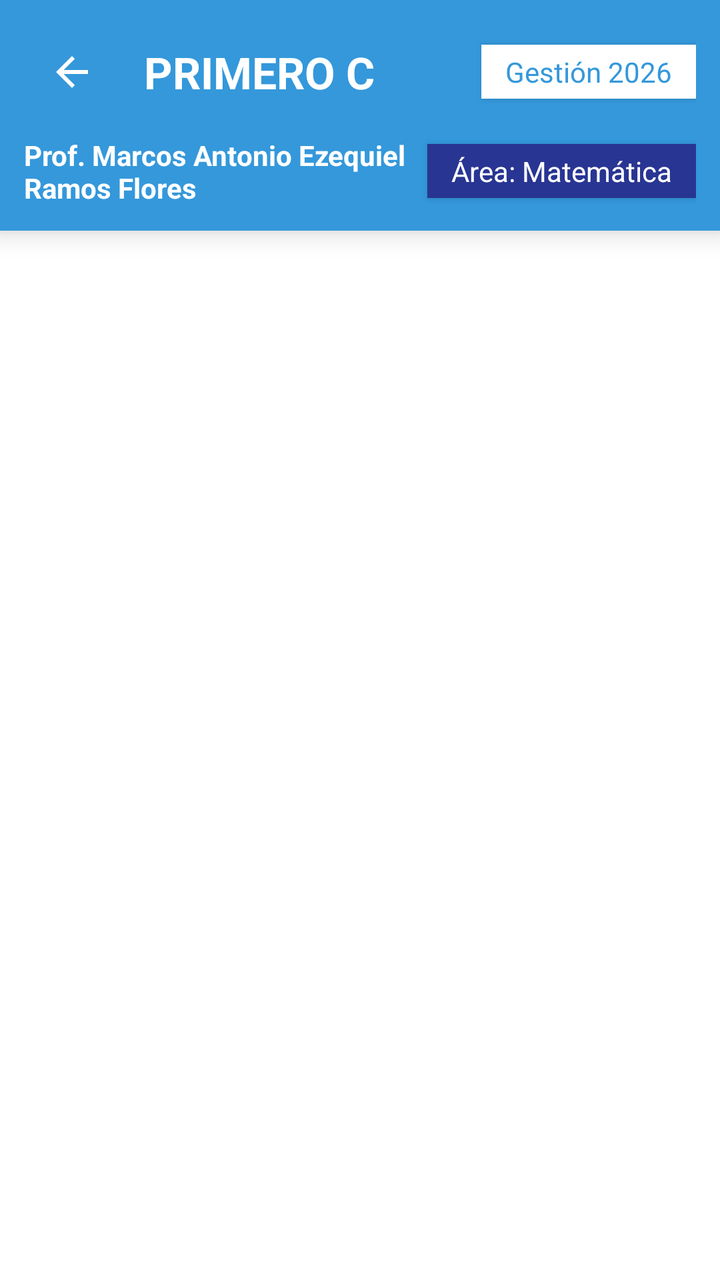
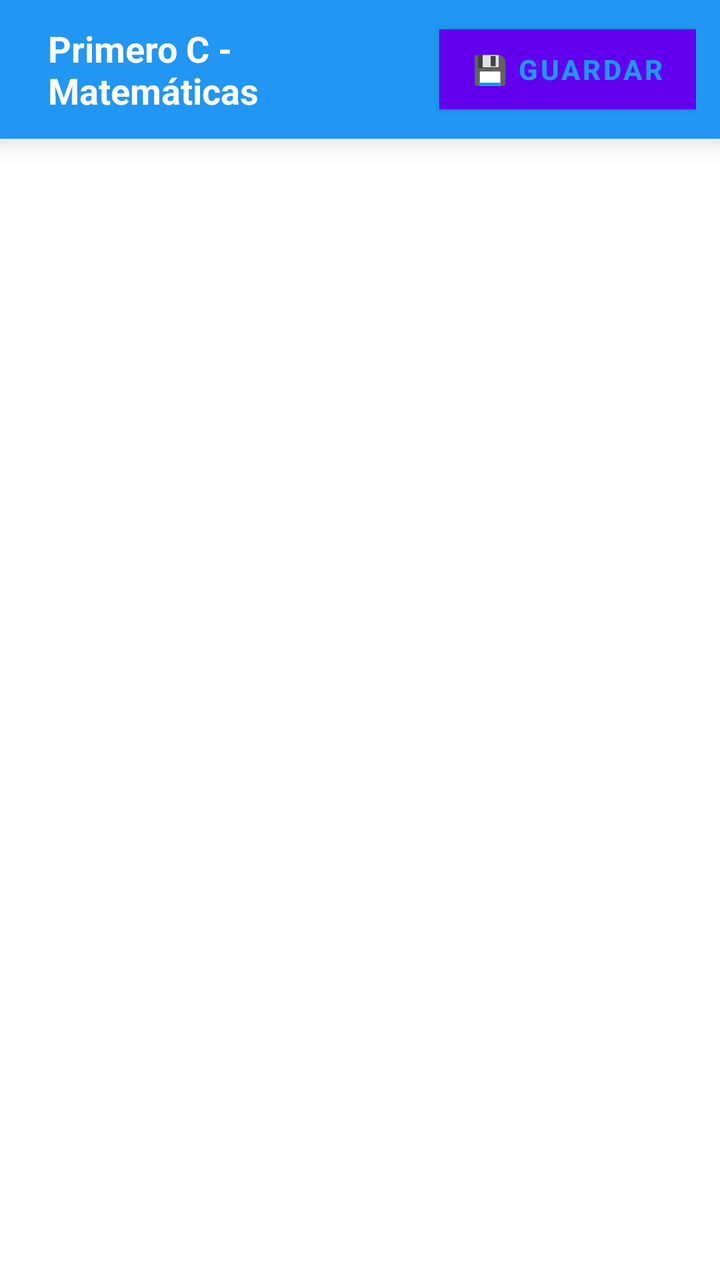

Before-and-after screenshots of an Android layout around one commit, followed by the original layout XML and the change that was made.
<!-- AndroidManifest.xml: application theme Theme.Colegio -->
<!-- res/layout/activity_primero.xml -->
<?xml version="1.0" encoding="utf-8"?>
<LinearLayout xmlns:android="http://schemas.android.com/apk/res/android"
    android:layout_width="match_parent"
    android:layout_height="match_parent"
    android:orientation="vertical"
    android:background="@color/fondo_app">

    
    
    
    <LinearLayout
        android:layout_width="match_parent"
        android:layout_height="wrap_content"
        android:orientation="vertical"
        android:background="@color/curso_primero"
        android:elevation="8dp"
        android:padding="12dp">

        
        <LinearLayout
            android:layout_width="match_parent"
            android:layout_height="wrap_content"
            android:orientation="horizontal"
            android:gravity="center_vertical">

            <androidx.appcompat.widget.AppCompatImageButton
                android:id="@+id/btnBack"
                android:layout_width="48dp"
                android:layout_height="48dp"
                android:src="@drawable/ic_arrow_back"
                android:background="?attr/selectableItemBackgroundBorderless"
                android:tint="@android:color/white"
                android:contentDescription="Regresar" />

            <TextView
                android:id="@+id/tvTituloCurso"
                android:layout_width="0dp"
                android:layout_height="wrap_content"
                android:layout_weight="1"
                android:text="PRIMERO C"
                android:textSize="22sp"
                android:textColor="@android:color/white"
                android:textStyle="bold"
                android:layout_marginStart="12dp" />

            <TextView
                android:id="@+id/tvGestion"
                android:layout_width="wrap_content"
                android:layout_height="wrap_content"
                android:text="Gestión 2026"
                android:textSize="14sp"
                android:background="@android:color/white"
                android:textColor="@color/curso_primero"
                android:paddingStart="12dp"
                android:paddingEnd="12dp"
                android:paddingTop="4dp"
                android:paddingBottom="4dp"
                android:backgroundTint="#FFFFFF"
                android:elevation="2dp" />
        </LinearLayout>

        
        <LinearLayout
            android:layout_width="match_parent"
            android:layout_height="wrap_content"
            android:orientation="horizontal"
            android:layout_marginTop="8dp"
            android:gravity="center_vertical">

            <TextView
                android:id="@+id/tvMaestro"
                android:layout_width="0dp"
                android:layout_height="wrap_content"
                android:layout_weight="1"
                android:text="Prof. Marcos Antonio Ezequiel Ramos Flores"
                android:textSize="14sp"
                android:textColor="@android:color/white"
                android:textStyle="bold" />

            <TextView
                android:id="@+id/tvArea"
                android:layout_width="wrap_content"
                android:layout_height="wrap_content"
                android:text="Área: Matemática"
                android:textSize="14sp"
                android:textColor="@android:color/white"
                android:background="@color/color_secundario"
                android:paddingStart="12dp"
                android:paddingEnd="12dp"
                android:paddingTop="4dp"
                android:paddingBottom="4dp"
                android:elevation="2dp" />
        </LinearLayout>
    </LinearLayout>

    
    
    
    <LinearLayout
        android:id="@+id/contenedorPrincipal"
        android:layout_width="match_parent"
        android:layout_height="0dp"
        android:layout_weight="1"
        android:orientation="horizontal">

        
        <ScrollView
            android:id="@+id/scrollFijaVertical"
            android:layout_width="wrap_content"
            android:layout_height="match_parent"
            android:scrollbars="vertical"
            android:background="@android:color/white">

            <TableLayout
                android:id="@+id/tablaFija"
                android:layout_width="wrap_content"
                android:layout_height="wrap_content"
                android:stretchColumns="false" />
        </ScrollView>

        
        <HorizontalScrollView
            android:id="@+id/scrollHorizontal"
            android:layout_width="0dp"
            android:layout_height="match_parent"
            android:layout_weight="1"
            android:scrollbars="horizontal|vertical"
            android:background="@android:color/white">

            <ScrollView
                android:id="@+id/scrollVertical"
                android:layout_width="wrap_content"
                android:layout_height="match_parent"
                android:scrollbars="vertical">

                <TableLayout
                    android:id="@+id/tablaNotas"
                    android:layout_width="wrap_content"
                    android:layout_height="wrap_content"
                    android:stretchColumns="false" />
            </ScrollView>
        </HorizontalScrollView>
    </LinearLayout>

</LinearLayout>
<!-- resources referenced by this layout -->
<resources>
  <color name="color_secundario">#283593</color>
  <color name="curso_primero">#3498DB</color>
  <color name="fondo_app">#F5F7FA</color>
  <!-- drawable ic_arrow_back (drawable) -->
  <?xml version="1.0" encoding="utf-8"?>
  <vector xmlns:android="http://schemas.android.com/apk/res/android"
      android:width="24dp"
      android:height="24dp"
      android:viewportWidth="24"
      android:viewportHeight="24">
      <path
          android:fillColor="#FFFFFF"
          android:pathData="M20,11H7.83l5.59,-5.59L12,4l-8,8 8,8 1.41,-1.41L7.83,13H20v-2z"/>
  </vector>
  <style name="Theme.Colegio" parent="Theme.MaterialComponents.DayNight.NoActionBar">
          
          <item name="colorPrimary">@color/purple_500</item>
          <item name="colorPrimaryVariant">@color/purple_700</item>
          <item name="colorOnPrimary">@color/white</item>
          
          <item name="colorSecondary">@color/teal_200</item>
          <item name="colorSecondaryVariant">@color/teal_700</item>
          <item name="colorOnSecondary">@color/black</item>
          
          <item name="android:statusBarColor">?attr/colorPrimaryVariant</item>
          
      </style>
  <color name="purple_500">#FF6200EE</color>
  <color name="purple_700">#FF3700B3</color>
  <color name="white">#FFFFFFFF</color>
  <color name="teal_200">#FF03DAC5</color>
  <color name="teal_700">#FF018786</color>
  <color name="black">#FF000000</color>
</resources>

<!-- the commit's change to res/layout/activity_primero.xml (unified diff, before → after) -->
@@ -1,100 +1,48 @@
 <?xml version="1.0" encoding="utf-8"?>
 <LinearLayout xmlns:android="http://schemas.android.com/apk/res/android"
+    xmlns:app="http://schemas.android.com/apk/res-auto"
     android:layout_width="match_parent"
     android:layout_height="match_parent"
     android:orientation="vertical"
-    android:background="@color/fondo_app">
+    android:background="#F5F5F5">
 
     
-    
-    
     <LinearLayout
+        android:id="@+id/headerLayout"
         android:layout_width="match_parent"
         android:layout_height="wrap_content"
-        android:orientation="vertical"
-        android:background="@color/curso_primero"
+        android:orientation="horizontal"
+        android:background="#2196F3"
+        android:padding="12dp"
         android:elevation="8dp"
-        android:padding="12dp">
+        android:gravity="center_vertical">
 
-        
-        <LinearLayout
-            android:layout_width="match_parent"
+        <TextView
+            android:id="@+id/tvTituloCurso"
+            android:layout_width="0dp"
             android:layout_height="wrap_content"
-            android:orientation="horizontal"
-            android:gravity="center_vertical">
+            android:layout_weight="1"
+            android:text="Primero C - Matemáticas"
+            android:textSize="18sp"
+            android:textColor="@android:color/white"
+            android:textStyle="bold"
+            android:layout_marginStart="12dp" />
 
-            <androidx.appcompat.widget.AppCompatImageButton
-                android:id="@+id/btnBack"
-                android:layout_width="48dp"
-                android:layout_height="48dp"
-                android:src="@drawable/ic_arrow_back"
-                android:background="?attr/selectableItemBackgroundBorderless"
-                android:tint="@android:color/white"
-                android:contentDescription="Regresar" />
+        <Button
+            android:id="@+id/btnGuardar"
+            android:layout_width="wrap_content"
+            android:layout_height="40dp"
+            android:text="💾 GUARDAR"
+            android:background="@android:color/white"
+            android:textColor="#2196F3"
+            android:textSize="14sp"
+            android:textStyle="bold"
+            android:paddingStart="16dp"
+            android:paddingEnd="16dp"
+            android:elevation="4dp" />
 
-            <TextView
-                android:id="@+id/tvTituloCurso"
-                android:layout_width="0dp"
-                android:layout_height="wrap_content"
-                android:layout_weight="1"
-                android:text="PRIMERO C"
-                android:textSize="22sp"
-                android:textColor="@android:color/white"
-                android:textStyle="bold"
-                android:layout_marginStart="12dp" />
-
-            <TextView
-                android:id="@+id/tvGestion"
-                android:layout_width="wrap_content"
-                android:layout_height="wrap_content"
-                android:text="Gestión 2026"
-                android:textSize="14sp"
-                android:background="@android:color/white"
-                android:textColor="@color/curso_primero"
-                android:paddingStart="12dp"
-                android:paddingEnd="12dp"
-                android:paddingTop="4dp"
-                android:paddingBottom="4dp"
-                android:backgroundTint="#FFFFFF"
-                android:elevation="2dp" />
-        </LinearLayout>
-
-        
-        <LinearLayout
-            android:layout_width="match_parent"
-            android:layout_height="wrap_content"
-            android:orientation="horizontal"
-            android:layout_marginTop="8dp"
-            android:gravity="center_vertical">
-
-            <TextView
-                android:id="@+id/tvMaestro"
-                android:layout_width="0dp"
-                android:layout_height="wrap_content"
-                android:layout_weight="1"
-                android:text="Prof. Marcos Antonio Ezequiel Ramos Flores"
-                android:textSize="14sp"
-                android:textColor="@android:color/white"
-                android:textStyle="bold" />
-
-            <TextView
-                android:id="@+id/tvArea"
-                android:layout_width="wrap_content"
-                android:layout_height="wrap_content"
-                android:text="Área: Matemática"
-                android:textSize="14sp"
-                android:textColor="@android:color/white"
-                android:background="@color/color_secundario"
-                android:paddingStart="12dp"
-                android:paddingEnd="12dp"
-                android:paddingTop="4dp"
-                android:paddingBottom="4dp"
-                android:elevation="2dp" />
-        </LinearLayout>
     </LinearLayout>
 
-    
-    
     
     <LinearLayout
         android:id="@+id/contenedorPrincipal"
<!-- resource entries referenced after the edit -->
@@ -1,19 +1,5 @@
 <!-- resources referenced by this layout -->
 <resources>
-  <color name="color_secundario">#283593</color>
-  <color name="curso_primero">#3498DB</color>
-  <color name="fondo_app">#F5F7FA</color>
-  <!-- drawable ic_arrow_back (drawable) -->
-  <?xml version="1.0" encoding="utf-8"?>
-  <vector xmlns:android="http://schemas.android.com/apk/res/android"
-      android:width="24dp"
-      android:height="24dp"
-      android:viewportWidth="24"
-      android:viewportHeight="24">
-      <path
-          android:fillColor="#FFFFFF"
-          android:pathData="M20,11H7.83l5.59,-5.59L12,4l-8,8 8,8 1.41,-1.41L7.83,13H20v-2z"/>
-  </vector>
   <style name="Theme.Colegio" parent="Theme.MaterialComponents.DayNight.NoActionBar">
           
           <item name="colorPrimary">@color/purple_500</item>
